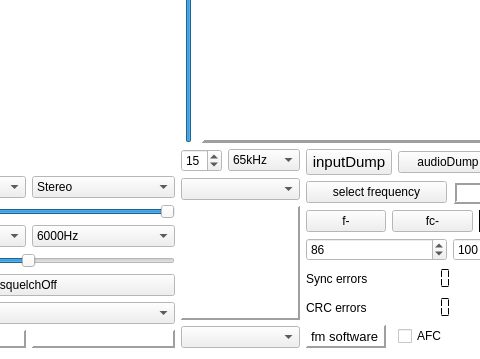
First picture: the form in radio.ui, repository tomneda/sdr-j-fm, before the edit; both pictures show x 429 to 909 and y 400 to 759 of the 1129 by 759 pixel window.
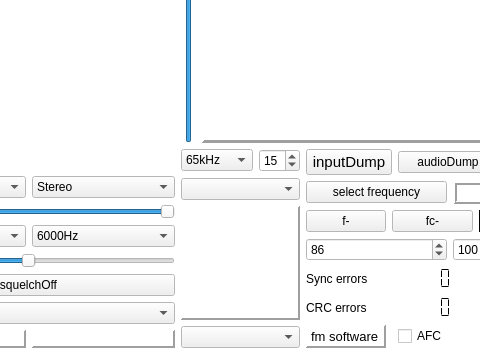
Second picture: the form after the edit. Custom widgets are drawn as their Qt base class.

Commit message: Refine IF filter setting

Diff of the .ui file:
```diff
--- a/radio.ui
+++ b/radio.ui
@@ -1039,19 +1039,6 @@
           <layout class="QVBoxLayout" name="verticalLayout_2">
            <item>
             <layout class="QHBoxLayout" name="horizontalLayout_13">
-             <item>
-              <widget class="QSpinBox" name="fmFilterDegree">
-               <property name="toolTip">
-                <string>&lt;html&gt;&lt;head/&gt;&lt;body&gt;&lt;p&gt;Order of filter that is applied on the incoming data stream to isolate the FM signal.&lt;/p&gt;&lt;/body&gt;&lt;/html&gt;</string>
-               </property>
-               <property name="minimum">
-                <number>1</number>
-               </property>
-               <property name="value">
-                <number>15</number>
-               </property>
-              </widget>
-             </item>
              <item>
               <widget class="QComboBox" name="fmFilterSelect">
                <property name="toolTip">
@@ -1099,6 +1086,19 @@
                </item>
               </widget>
              </item>
+             <item>
+              <widget class="QSpinBox" name="fmFilterDegree">
+               <property name="toolTip">
+                <string>&lt;html&gt;&lt;head/&gt;&lt;body&gt;&lt;p&gt;Order of filter that is applied on the incoming data stream to isolate the FM signal.&lt;/p&gt;&lt;/body&gt;&lt;/html&gt;</string>
+               </property>
+               <property name="minimum">
+                <number>1</number>
+               </property>
+               <property name="value">
+                <number>15</number>
+               </property>
+              </widget>
+             </item>
             </layout>
            </item>
            <item>
```
